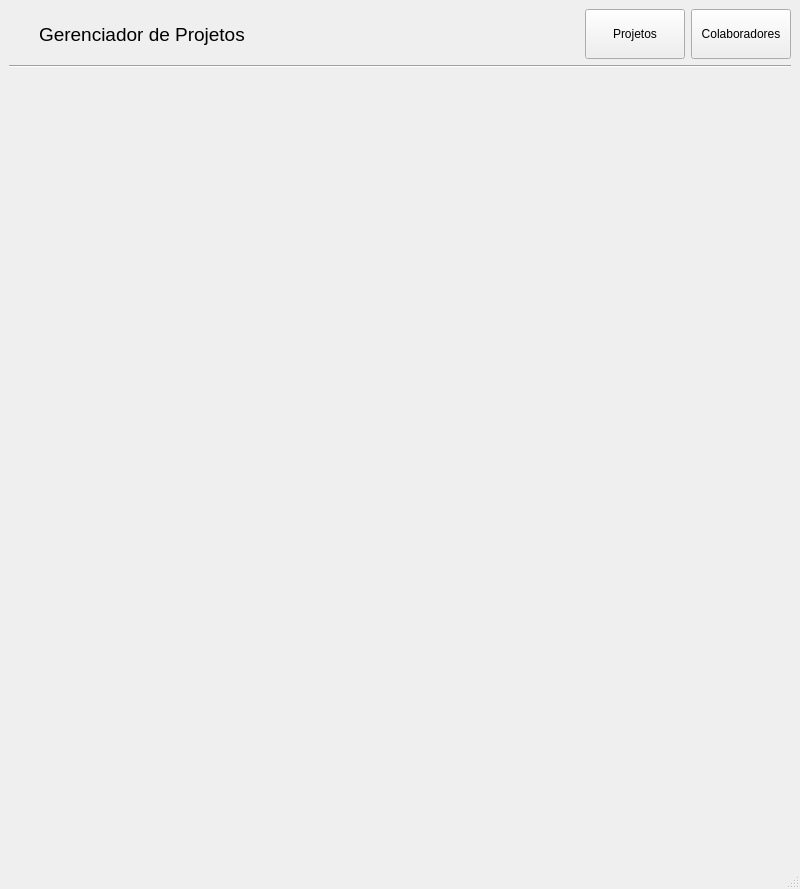
The window that view/main_window.ui (Gusrrocha/Gerenciador-de-projetos) describes before a commit, drawn with Qt 5.
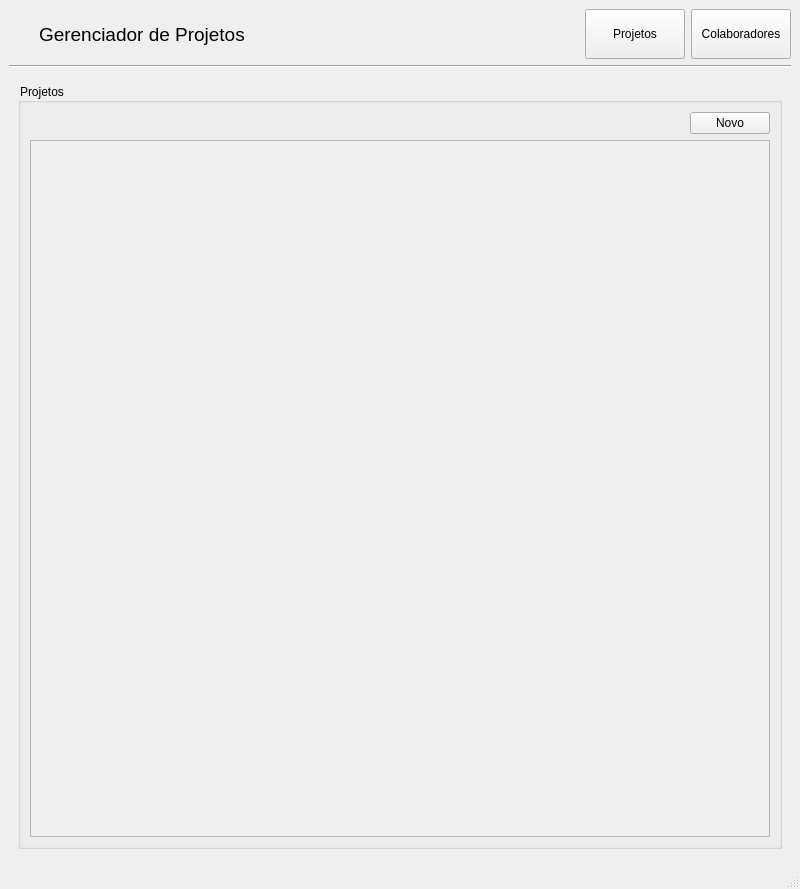
The same window after the commit. Icons and pictures are not drawn.

```diff
--- a/view/main_window.ui
+++ b/view/main_window.ui
@@ -21,7 +21,7 @@
    <string notr="true">alternate-background-color: rgb(176, 176, 176);</string>
   </property>
   <widget class="QWidget" name="centralwidget">
-   <layout class="QVBoxLayout" name="verticalLayout">
+   <layout class="QVBoxLayout" name="verticalLayout_3">
     <item>
      <layout class="QHBoxLayout" name="horizontalLayout">
       <item>
@@ -121,6 +121,71 @@
       <property name="styleSheet">
        <string notr="true"/>
       </property>
+      <widget class="QWidget" name="page">
+       <layout class="QVBoxLayout" name="verticalLayout_4">
+        <item>
+         <widget class="QGroupBox" name="groupBox">
+          <property name="title">
+           <string>Projetos</string>
+          </property>
+          <layout class="QVBoxLayout" name="verticalLayout_2">
+           <item>
+            <layout class="QHBoxLayout" name="horizontalLayout_2">
+             <item>
+              <spacer name="horizontalSpacer_3">
+               <property name="orientation">
+                <enum>Qt::Horizontal</enum>
+               </property>
+               <property name="sizeHint" stdset="0">
+                <size>
+                 <width>40</width>
+                 <height>20</height>
+                </size>
+               </property>
+              </spacer>
+             </item>
+             <item>
+              <widget class="QPushButton" name="novo_pj">
+               <property name="text">
+                <string>Novo</string>
+               </property>
+              </widget>
+             </item>
+            </layout>
+           </item>
+           <item>
+            <widget class="QScrollArea" name="scrollArea">
+             <property name="widgetResizable">
+              <bool>true</bool>
+             </property>
+             <widget class="QWidget" name="scrollAreaWidgetContents">
+              <property name="geometry">
+               <rect>
+                <x>0</x>
+                <y>0</y>
+                <width>742</width>
+                <height>20</height>
+               </rect>
+              </property>
+              <property name="sizePolicy">
+               <sizepolicy hsizetype="Preferred" vsizetype="Fixed">
+                <horstretch>0</horstretch>
+                <verstretch>0</verstretch>
+               </sizepolicy>
+              </property>
+              <layout class="QVBoxLayout" name="verticalLayout">
+               <item>
+                <layout class="QVBoxLayout" name="painel_pj"/>
+               </item>
+              </layout>
+             </widget>
+            </widget>
+           </item>
+          </layout>
+         </widget>
+        </item>
+       </layout>
+      </widget>
      </widget>
     </item>
    </layout>
```
